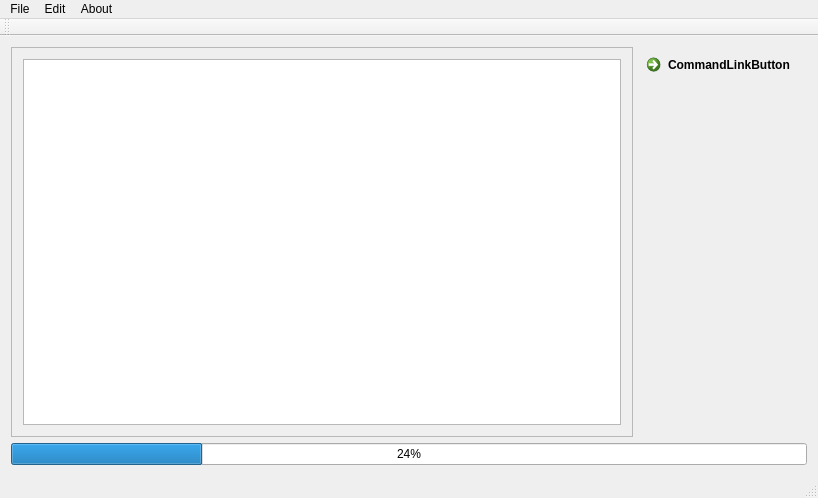
Old version of the form mainwindow.ui in the repository petrCpp/dictiMaker.
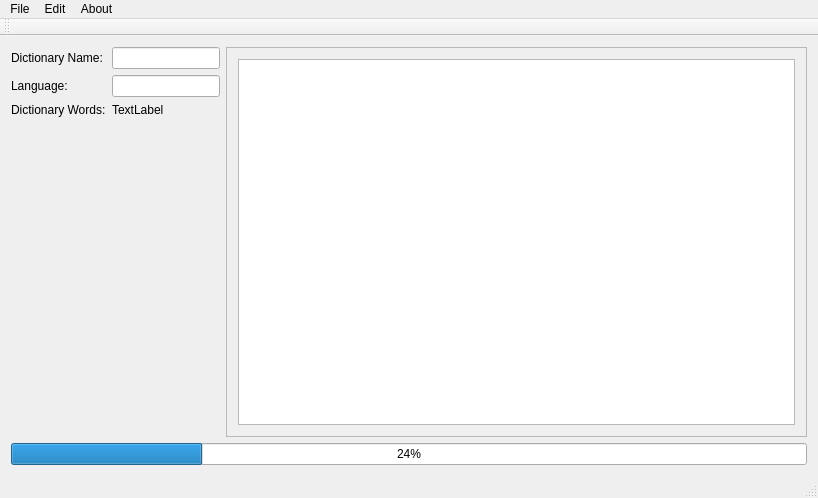
New version of the form.

Commit message: V1.0.0. Was added About window. Was implemented save and load dictionary to/from file

What changed in the file:
```diff
--- a/mainwindow.ui
+++ b/mainwindow.ui
@@ -18,7 +18,73 @@
     <item>
      <layout class="QHBoxLayout" name="horizontalLayout">
       <item>
-       <layout class="QVBoxLayout" name="verticalLayout_2"/>
+       <layout class="QVBoxLayout" name="verticalLayout_2">
+        <item>
+         <layout class="QGridLayout" name="gridLayout">
+          <item row="1" column="1">
+           <widget class="QLineEdit" name="languageEdt">
+            <property name="sizePolicy">
+             <sizepolicy hsizetype="Preferred" vsizetype="Fixed">
+              <horstretch>0</horstretch>
+              <verstretch>0</verstretch>
+             </sizepolicy>
+            </property>
+           </widget>
+          </item>
+          <item row="1" column="0">
+           <widget class="QLabel" name="label_2">
+            <property name="text">
+             <string>Language:</string>
+            </property>
+           </widget>
+          </item>
+          <item row="3" column="0">
+           <spacer name="verticalSpacer">
+            <property name="orientation">
+             <enum>Qt::Vertical</enum>
+            </property>
+            <property name="sizeHint" stdset="0">
+             <size>
+              <width>20</width>
+              <height>40</height>
+             </size>
+            </property>
+           </spacer>
+          </item>
+          <item row="0" column="0">
+           <widget class="QLabel" name="label">
+            <property name="text">
+             <string>Dictionary Name:</string>
+            </property>
+           </widget>
+          </item>
+          <item row="0" column="1">
+           <widget class="QLineEdit" name="dictNameEdt">
+            <property name="sizePolicy">
+             <sizepolicy hsizetype="Preferred" vsizetype="Fixed">
+              <horstretch>0</horstretch>
+              <verstretch>0</verstretch>
+             </sizepolicy>
+            </property>
+           </widget>
+          </item>
+          <item row="2" column="0">
+           <widget class="QLabel" name="label_3">
+            <property name="text">
+             <string>Dictionary Words:</string>
+            </property>
+           </widget>
+          </item>
+          <item row="2" column="1">
+           <widget class="QLabel" name="dictWordsNumberLbl">
+            <property name="text">
+             <string>TextLabel</string>
+            </property>
+           </widget>
+          </item>
+         </layout>
+        </item>
+       </layout>
       </item>
       <item>
        <widget class="QScrollArea" name="scrollArea">
@@ -30,7 +96,7 @@
           <rect>
            <x>0</x>
            <y>0</y>
-           <width>610</width>
+           <width>561</width>
            <height>396</height>
           </rect>
          </property>
@@ -42,13 +108,6 @@
         </widget>
        </widget>
       </item>
-      <item>
-       <widget class="QCommandLinkButton" name="commandLinkButton">
-        <property name="text">
-         <string>CommandLinkButton</string>
-        </property>
-       </widget>
-      </item>
      </layout>
     </item>
     <item>
```
Left out of the diff: 6 changed lines with no effect on the pictures. The commit also changes 22 other files.
